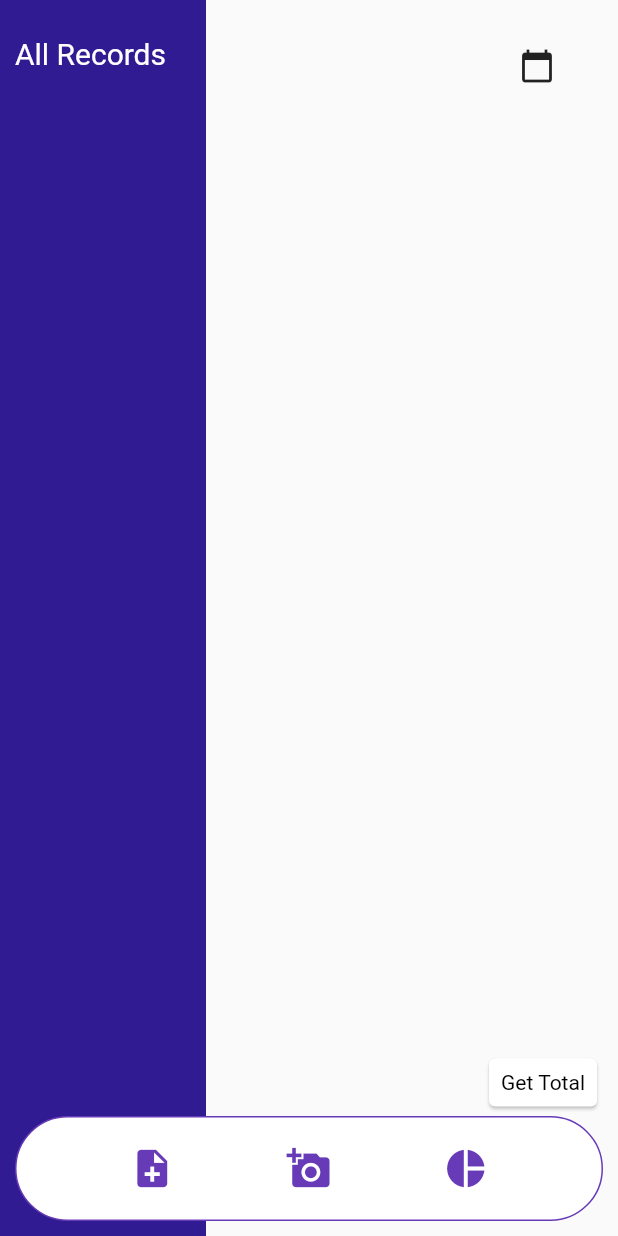
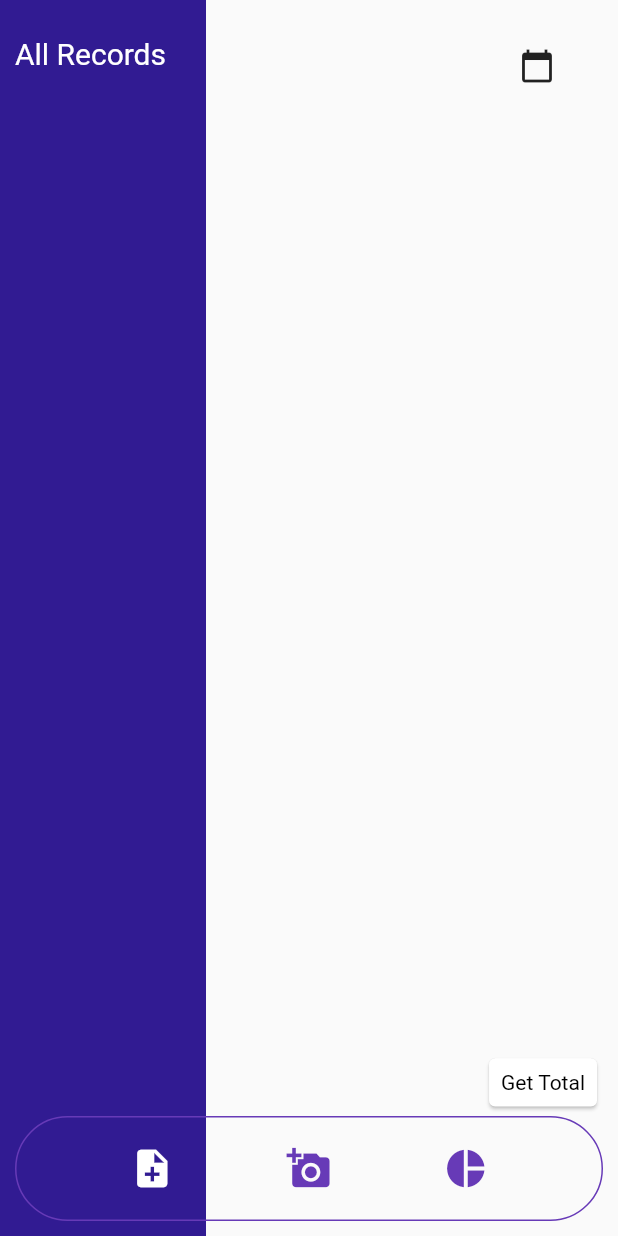
Before and after one commit to Bibhukiju/xpensy, a Flutter app: the screen it shows after launch, on a phone screen of 412 x 824 dp. Run offline on Flutter 3.47's test engine with Material 2 defaults, Android fonts, the phone set to English and light mode, and no system bars; our stand-ins replace flutter_datetime_picker, image_picker, sqflite; accounts and stored records are empty.

Commit message:
bottombar is changed

```diff
--- a/xpensy/lib/pages/homescreen.dart
+++ b/xpensy/lib/pages/homescreen.dart
@@ -262,7 +262,7 @@ class _HomeScreenState extends State<HomeScreen> {
                   border: Border.all(
                     color: Colors.deepPurple,
                   ),
-                  color: Colors.white,
+                  color: Colors.transparent,
                   borderRadius: BorderRadius.circular(200)),
               child: Row(
                 mainAxisAlignment: MainAxisAlignment.spaceEvenly,
@@ -271,7 +271,7 @@ class _HomeScreenState extends State<HomeScreen> {
                     icon: Icon(
                       Icons.note_add,
                       size: 30,
-                      color: Colors.deepPurple,
+                      color: Colors.white,
                     ),
                     onPressed: () => Navigator.of(context).push(
                         MaterialPageRoute(
```
